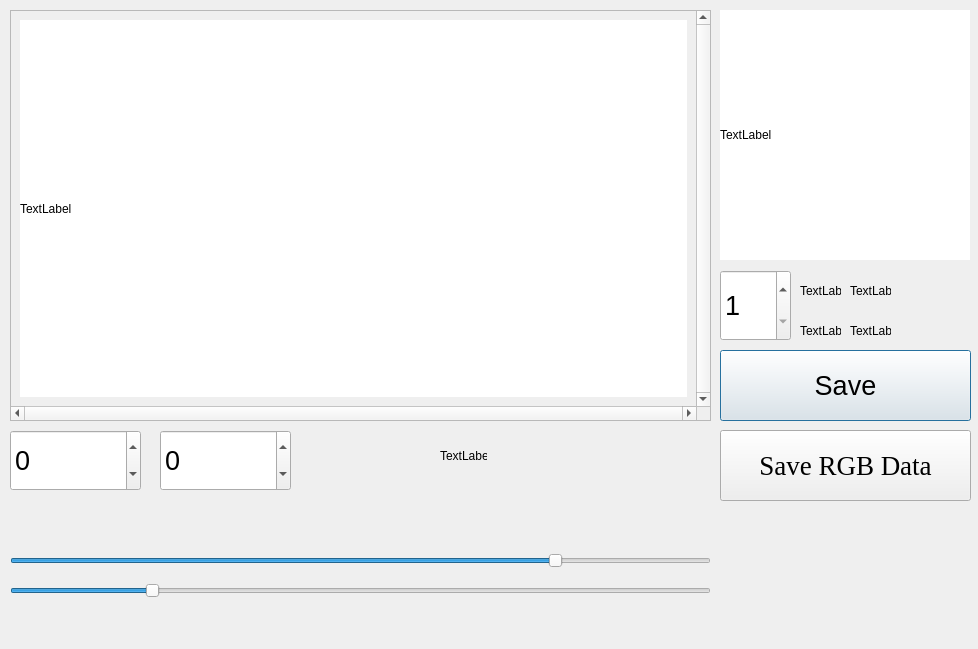
Chia-ChunHsu/NewCapture, file dialog.ui: the form before one commit.
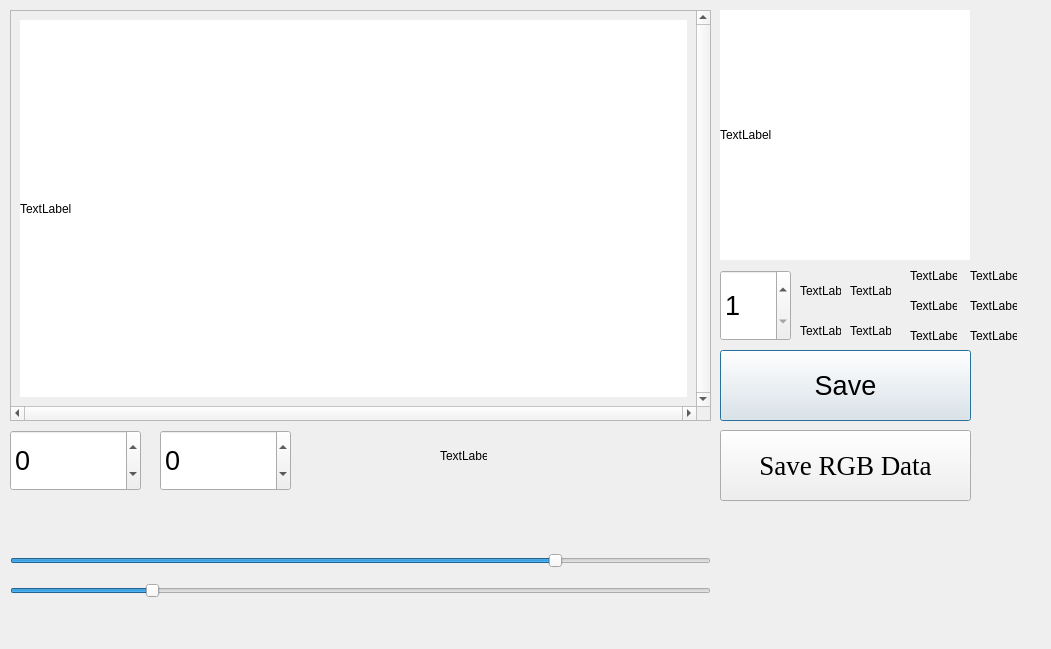
The form after the commit.

```diff
--- a/dialog.ui
+++ b/dialog.ui
@@ -6,7 +6,7 @@
    <rect>
     <x>0</x>
     <y>0</y>
-    <width>978</width>
+    <width>1051</width>
     <height>649</height>
    </rect>
   </property>
@@ -282,6 +282,84 @@
     <string>TextLabel</string>
    </property>
   </widget>
+  <widget class="QLabel" name="pn1">
+   <property name="geometry">
+    <rect>
+     <x>910</x>
+     <y>270</y>
+     <width>47</width>
+     <height>12</height>
+    </rect>
+   </property>
+   <property name="text">
+    <string>TextLabel</string>
+   </property>
+  </widget>
+  <widget class="QLabel" name="pn2">
+   <property name="geometry">
+    <rect>
+     <x>970</x>
+     <y>270</y>
+     <width>47</width>
+     <height>12</height>
+    </rect>
+   </property>
+   <property name="text">
+    <string>TextLabel</string>
+   </property>
+  </widget>
+  <widget class="QLabel" name="pn3">
+   <property name="geometry">
+    <rect>
+     <x>910</x>
+     <y>300</y>
+     <width>47</width>
+     <height>12</height>
+    </rect>
+   </property>
+   <property name="text">
+    <string>TextLabel</string>
+   </property>
+  </widget>
+  <widget class="QLabel" name="pn4">
+   <property name="geometry">
+    <rect>
+     <x>970</x>
+     <y>300</y>
+     <width>47</width>
+     <height>12</height>
+    </rect>
+   </property>
+   <property name="text">
+    <string>TextLabel</string>
+   </property>
+  </widget>
+  <widget class="QLabel" name="pn5">
+   <property name="geometry">
+    <rect>
+     <x>910</x>
+     <y>330</y>
+     <width>47</width>
+     <height>12</height>
+    </rect>
+   </property>
+   <property name="text">
+    <string>TextLabel</string>
+   </property>
+  </widget>
+  <widget class="QLabel" name="pn6">
+   <property name="geometry">
+    <rect>
+     <x>970</x>
+     <y>330</y>
+     <width>47</width>
+     <height>12</height>
+    </rect>
+   </property>
+   <property name="text">
+    <string>TextLabel</string>
+   </property>
+  </widget>
  </widget>
  <resources/>
  <connections/>
```
Left out of the diff: 2 changed lines with no effect on the pictures.
